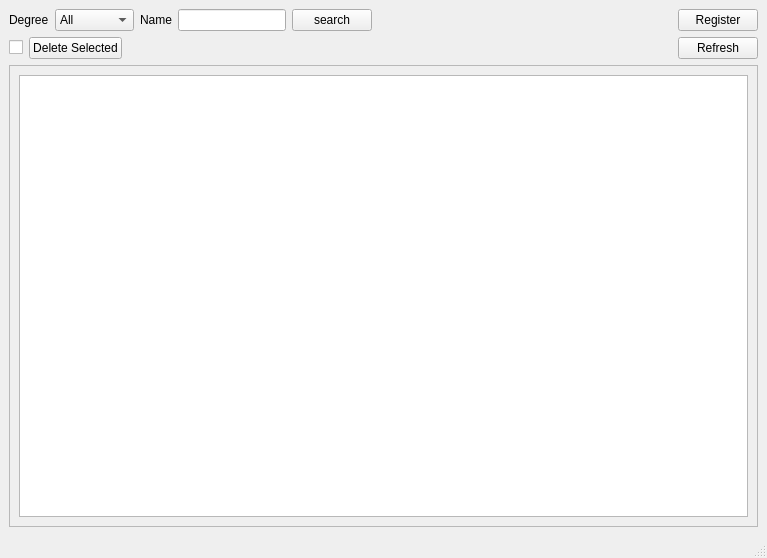
This is desktop_app/ui/windows/student_manager/student_manager.ui in elmhadji/PaperTrailGuard as Qt 5 draws it before an edit. The edited form follows.
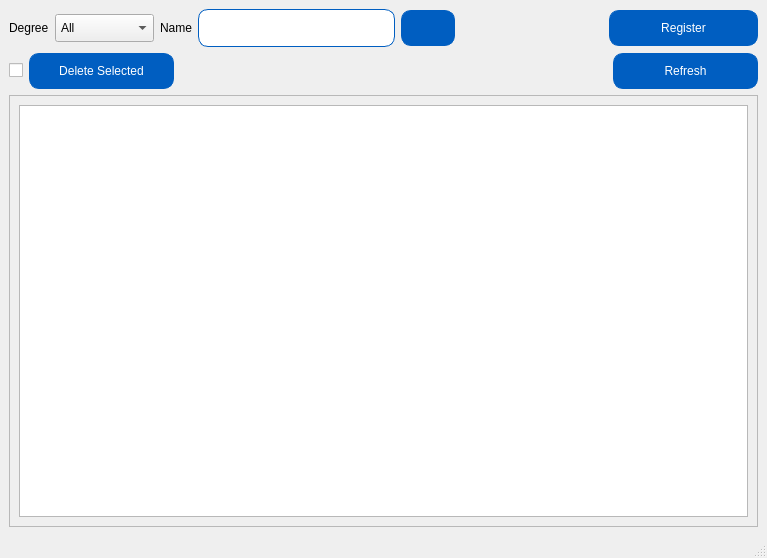
This is the edited form. Icons and pictures are not drawn.

Commit message: - Implement student manager css

```diff
--- a/desktop_app/ui/windows/student_manager/student_manager.ui
+++ b/desktop_app/ui/windows/student_manager/student_manager.ui
@@ -13,12 +13,41 @@
   <property name="windowTitle">
    <string>MainWindow</string>
   </property>
+  <property name="styleSheet">
+   <string notr="true">#StudentManager {
+	font: 12pt &quot;Noto Sans&quot;;
+}
+
+#search_button, #register_button, #delete_selected_button, #refresh_button, QLineEdit{
+	border: 1px solid  rgb(0, 94, 193);
+	border-radius: 10px;
+	padding: 10px;
+}
+#degree_combo_box {
+	padding: 5px;
+}
+
+#search_button, #register_button, #delete_selected_button, #refresh_button {
+	background-color: rgb(0, 94, 193);
+	color: rgb(255, 255, 255);
+}
+
+#search_button::hover, #register_button::hover, #refresh_button::hover {
+	background-color: #0066cc;
+}
+
+#delete_selected_button::hover {
+	background-color: red;
+	border: 1px solid  red;
+}
+</string>
+  </property>
   <widget class="QWidget" name="centralwidget">
    <layout class="QGridLayout" name="gridLayout_2">
     <item row="0" column="0">
-     <layout class="QHBoxLayout" name="horizontalLayout_2">
+     <layout class="QHBoxLayout" name="horizontalLayout_2" stretch="3,1,1">
       <item>
-       <layout class="QHBoxLayout" name="horizontalLayout">
+       <layout class="QHBoxLayout" name="horizontalLayout" stretch="0,1,0,2,0">
         <item>
          <widget class="QLabel" name="label">
           <property name="text">
@@ -58,7 +87,11 @@
         <item>
          <widget class="QPushButton" name="search_button">
           <property name="text">
-           <string>search</string>
+           <string/>
+          </property>
+          <property name="icon">
+           <iconset resource="student_manager.qrc">
+            <normaloff>:/Icons/assets/icons/magnifying-glass-solid.svg</normaloff>:/Icons/assets/icons/magnifying-glass-solid.svg</iconset>
           </property>
          </widget>
         </item>
@@ -87,7 +120,7 @@
      </layout>
     </item>
     <item row="1" column="0">
-     <layout class="QHBoxLayout" name="horizontalLayout_3">
+     <layout class="QHBoxLayout" name="horizontalLayout_3" stretch="0,1,3,1">
       <item>
        <widget class="QCheckBox" name="selected_all_checkBox">
         <property name="text">
@@ -138,6 +171,15 @@
          <property name="acceptDrops">
           <bool>false</bool>
          </property>
+         <property name="frameShape">
+          <enum>QFrame::Shape::StyledPanel</enum>
+         </property>
+         <property name="frameShadow">
+          <enum>QFrame::Shadow::Sunken</enum>
+         </property>
+         <property name="editTriggers">
+          <set>QAbstractItemView::EditTrigger::NoEditTriggers</set>
+         </property>
          <property name="showDropIndicator" stdset="0">
           <bool>true</bool>
          </property>
@@ -153,9 +195,18 @@
          <property name="defaultDropAction">
           <enum>Qt::DropAction::LinkAction</enum>
          </property>
+         <property name="alternatingRowColors">
+          <bool>false</bool>
+         </property>
          <property name="selectionMode">
           <enum>QAbstractItemView::SelectionMode::ExtendedSelection</enum>
          </property>
+         <property name="textElideMode">
+          <enum>Qt::TextElideMode::ElideLeft</enum>
+         </property>
+         <property name="horizontalScrollMode">
+          <enum>QAbstractItemView::ScrollMode::ScrollPerItem</enum>
+         </property>
          <property name="movement">
           <enum>QListView::Movement::Snap</enum>
          </property>
@@ -174,11 +225,14 @@
          <property name="viewMode">
           <enum>QListView::ViewMode::ListMode</enum>
          </property>
+         <property name="wordWrap">
+          <bool>true</bool>
+         </property>
          <property name="selectionRectVisible">
           <bool>true</bool>
          </property>
          <property name="itemAlignment">
-          <set>Qt::AlignmentFlag::AlignHCenter</set>
+          <set>Qt::AlignmentFlag::AlignCenter</set>
          </property>
         </widget>
        </item>
```
Left out of the diff: 21 changed lines with no effect on the pictures. The commit also changes 3 other files.
